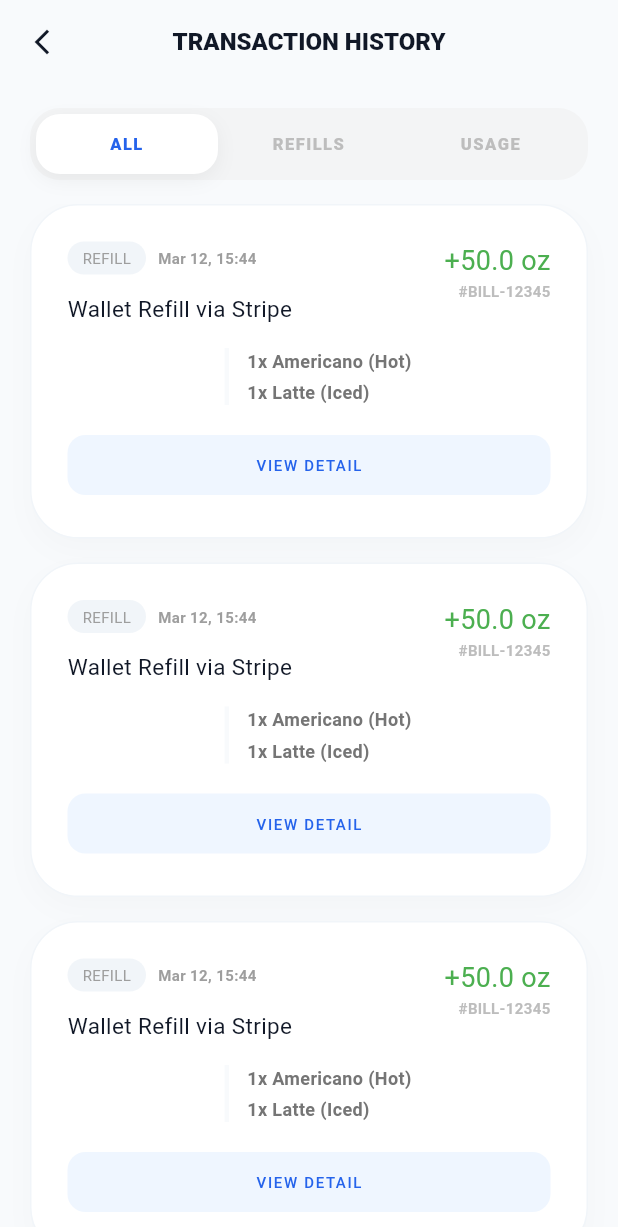
After one commit to banana1638/Coffee-Plus-App, a Flutter app: the TransactionHistoryScreen screen opened directly, on a phone screen of 412 x 824 dp. The commit adds this screen. Shown: the top 1227 px of the screen. Run offline on Flutter 3.47's test engine with Material 3 defaults, Android fonts, the phone set to English and light mode, and no system bars; our stand-ins replace cached_network_image, dio, flutter_secure_storage; accounts and stored records are empty; network calls fail; statements that could not run were skipped.

Commit message:
update: implement user screens for order details, tank management, and transaction history.

```diff
--- /dev/null
+++ b/lib/screens/user/transaction_history_screen.dart
@@ -0,0 +1,194 @@
+import 'package:flutter/material.dart';
+import '../../core/app_colors.dart';
+import 'order_detail_screen.dart';
+
+class TransactionHistoryScreen extends StatefulWidget {
+  const TransactionHistoryScreen({super.key});
+
+  @override
+  State<TransactionHistoryScreen> createState() => _TransactionHistoryScreenState();
+}
+
+class _TransactionHistoryScreenState extends State<TransactionHistoryScreen> {
+  String _activeFilter = 'all';
+
+  @override
+  Widget build(BuildContext context) {
+    return Scaffold(
+      backgroundColor: const Color(0xFFF8FAFC),
+      appBar: AppBar(
+        leading: IconButton(
+          icon: const Icon(Icons.arrow_back_ios_new, size: 20),
+          onPressed: () => Navigator.pop(context),
+        ),
+        title: const Text('TRANSACTION HISTORY', style: TextStyle(fontWeight: FontWeight.w900, fontSize: 16)),
+        elevation: 0,
+        backgroundColor: Colors.transparent,
+        foregroundColor: Colors.grey[800],
+      ),
+      body: Column(
+        children: [
+          Container(
+            margin: const EdgeInsets.symmetric(horizontal: 20, vertical: 16),
+            padding: const EdgeInsets.all(4),
+            decoration: BoxDecoration(
+              color: Colors.grey[200]!.withOpacity(0.5),
+              borderRadius: BorderRadius.circular(20),
+            ),
+            child: Row(
+              children: [
+                _buildFilterButton('all', 'All'),
+                _buildFilterButton('in', 'Refills'),
+                _buildFilterButton('out', 'Usage'),
+              ],
+            ),
+          ),
+
+          Expanded(
+            child: ListView.builder(
+              padding: const EdgeInsets.symmetric(horizontal: 20),
+              itemCount: 10,
+              itemBuilder: (context, index) {
+                return _buildTransactionCard();
+              },
+            ),
+          ),
+        ],
+      ),
+    );
+  }
+
+  Widget _buildFilterButton(String type, String label) {
+    bool isActive = _activeFilter == type;
+    return Expanded(
+      child: GestureDetector(
+        onTap: () => setState(() => _activeFilter = type),
+        child: AnimatedContainer(
+          duration: const Duration(milliseconds: 200),
+          padding: const EdgeInsets.symmetric(vertical: 12),
+          decoration: BoxDecoration(
+            color: isActive ? Colors.white : Colors.transparent,
+            borderRadius: BorderRadius.circular(16),
+            boxShadow: isActive
+                ? [BoxShadow(color: Colors.black.withOpacity(0.05), blurRadius: 10, offset: const Offset(0, 4))]
+                : [],
+          ),
+          child: Text(
+            label.toUpperCase(),
+            textAlign: TextAlign.center,
+            style: TextStyle(
+              fontSize: 11,
+              fontWeight: FontWeight.w900,
+              letterSpacing: 1.0,
+              color: isActive ? const Color(0xFF2563EB) : Colors.grey[400],
+            ),
+          ),
+        ),
+      ),
+    );
+  }
+
+  Widget _buildTransactionCard() {
+    return Container(
+      margin: const EdgeInsets.only(bottom: 16),
+      padding: const EdgeInsets.all(24),
+      decoration: BoxDecoration(
+        color: Colors.white,
+        borderRadius: BorderRadius.circular(32),
+        border: Border.all(color: const Color(0xFFF1F5F9)),
+        boxShadow: [
+          BoxShadow(color: Colors.black.withOpacity(0.02), blurRadius: 15, offset: const Offset(0, 8))
+        ],
+      ),
+      child: Column(
+        children: [
+          Row(
+            mainAxisAlignment: MainAxisAlignment.spaceBetween,
+            crossAxisAlignment: CrossAxisAlignment.start,
+            children: [
+              Expanded(
+                child: Column(
+                  crossAxisAlignment: CrossAxisAlignment.start,
+                  children: [
+                    Row(
+                      children: [
+                        Container(
+                          padding: const EdgeInsets.symmetric(horizontal: 10, vertical: 4),
+                          decoration: BoxDecoration(
+                            color: const Color(0xFFF1F5F9),
+                            borderRadius: BorderRadius.circular(20),
+                          ),
+                          child: const Text("REFILL", style: TextStyle(fontSize: 10, fontWeight: FontWeight.black, color: Colors.grey)),
+                        ),
+                        const SizedBox(width: 8),
+                        const Text("Mar 12, 15:44", style: TextStyle(fontSize: 10, color: Colors.grey, fontWeight: FontWeight.bold)),
+                      ],
+                    ),
+                    const SizedBox(height: 12),
+                    const Text(
+                      "Wallet Refill via Stripe",
+                      style: TextStyle(fontSize: 15, fontWeight: FontWeight.black, color: Color(0xFF111827)),
+                    ),
+                  ],
+                ),
+              ),
+              Column(
+                crossAxisAlignment: CrossAxisAlignment.end,
+                children: [
+                  const Text(
+                    "+50.0 oz",
+                    style: TextStyle(fontSize: 18, fontWeight: FontWeight.black, color: Colors.green),
+                  ),
+                  Text("#BILL-12345", style: TextStyle(fontSize: 10, color: Colors.grey[400], fontWeight: FontWeight.bold)),
+                ],
+              )
+            ],
+          ),
+
+          const Padding(
+            padding: EdgeInsets.only(top: 16, left: 12),
+            child: BorderedLeftContent(),
+          ),
+
+          const SizedBox(height: 16),
+          SizedBox(
+            width: double.infinity,
+            child: OutlinedButton(
+              onPressed: () {
+              },
+              style: OutlinedButton.styleFrom(
+                backgroundColor: const Color(0xFFEFF6FF),
+                side: BorderSide.none,
+                shape: RoundedRectangleBorder(borderRadius: BorderRadius.circular(12)),
+                padding: const EdgeInsets.symmetric(vertical: 12),
+              ),
+              child: const Text("VIEW DETAIL", style: TextStyle(fontSize: 10, fontWeight: FontWeight.black, color: Color(0xFF2563EB), letterSpacing: 1.1)),
+            ),
+          )
+        ],
+      ),
+    );
+  }
+}
+
+class BorderedLeftContent extends StatelessWidget {
+  const BorderedLeftContent({super.key});
+
+  @override
+  Widget build(BuildContext context) {
+    return Container(
+      padding: const EdgeInsets.only(left: 12),
+      decoration: const BoxDecoration(
+        border: Border(left: BorderSide(color: Color(0xFFF8FAFC), width: 3)),
+      ),
+      child: Column(
+        crossAxisAlignment: CrossAxisAlignment.start,
+        children: [
+          Text("1x Americano (Hot)", style: TextStyle(fontSize: 12, color: Colors.grey[600], fontWeight: FontWeight.bold)),
+          const SizedBox(height: 4),
+          Text("1x Latte (Iced)", style: TextStyle(fontSize: 12, color: Colors.grey[600], fontWeight: FontWeight.bold)),
+        ],
+      ),
+    );
+  }
+}
```
Also changed, not shown: lib/screens/user/order_detail_screen.dart (added, +269 -0 lines), lib/screens/user/tangki_screen.dart (+50 -23 lines).
